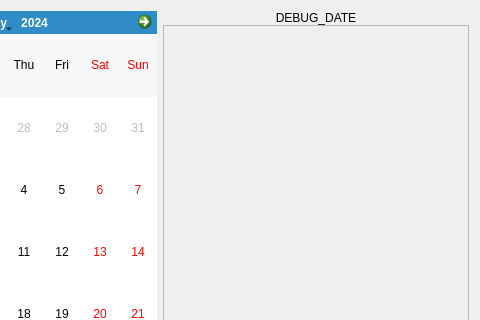
Old version of the form src/GUI/TasksList/TasksList.ui in the repository Yaon-C2H8N2/Projet-CDAA; both pictures show x 160 to 640 and y 0 to 320 of the 640 by 480 pixel window.
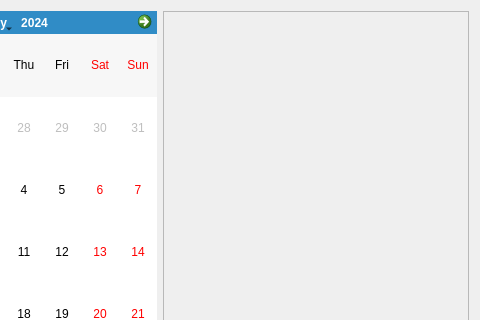
New version of the form.

Diff of the .ui file:
```diff
--- a/src/GUI/TasksList/TasksList.ui
+++ b/src/GUI/TasksList/TasksList.ui
@@ -41,16 +41,6 @@
       <property name="bottomMargin">
        <number>0</number>
       </property>
-      <item>
-       <widget class="QLabel" name="selectedDateLabel">
-        <property name="text">
-         <string>DEBUG_DATE</string>
-        </property>
-        <property name="alignment">
-         <set>Qt::AlignCenter</set>
-        </property>
-       </widget>
-      </item>
       <item>
        <widget class="QScrollArea" name="tasksScrollArea">
         <property name="widgetResizable">
@@ -62,9 +52,10 @@
            <x>0</x>
            <y>0</y>
            <width>302</width>
-           <height>441</height>
+           <height>460</height>
           </rect>
          </property>
+         <layout class="QVBoxLayout" name="verticalLayout_2"/>
         </widget>
        </widget>
       </item>
```
